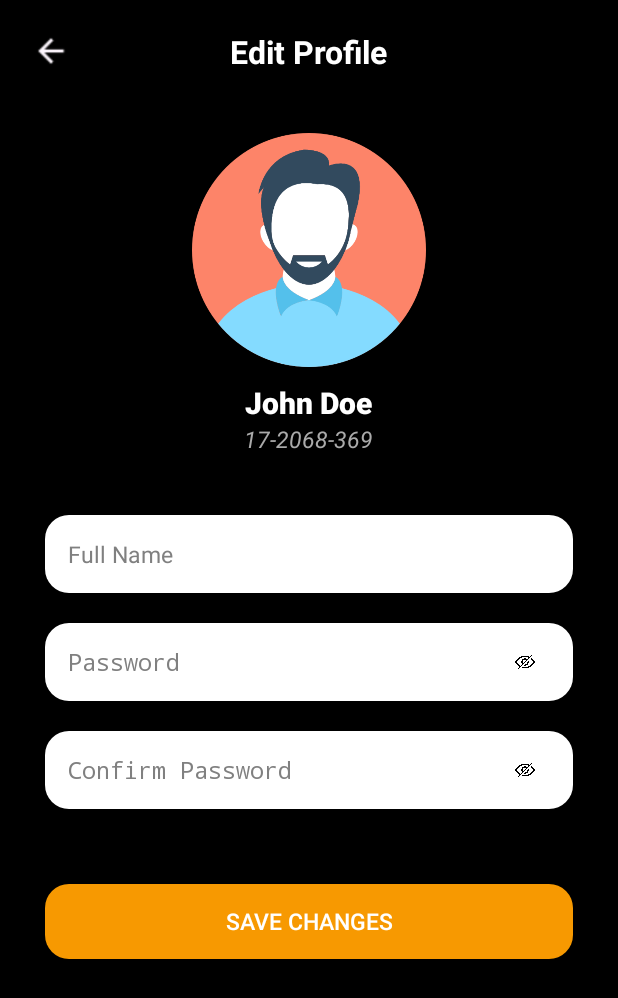
After one commit to jangkayl/WildCanteen, an Android app: the EditProfileActivity screen opened directly, with no data from a screen before it, on a phone screen of 412 x 824 dp. The commit adds this screen. Shown: the top 998 px of the screen. Run offline under Robolectric (Android 15) with nearby library versions, the phone set to English and light mode, and no system bars.

Commit message:
added profile page

```diff
--- a/app/src/main/AndroidManifest.xml
+++ b/app/src/main/AndroidManifest.xml
@@ -1,5 +1,4 @@
-<?xml version="1.0" encoding="utf-8"?>
-<manifest xmlns:android="http://schemas.android.com/apk/res/android"
+<?xml version="1.0" encoding="utf-8"?><manifest xmlns:android="http://schemas.android.com/apk/res/android"
 xmlns:tools="http://schemas.android.com/tools">
 
 <application
@@ -12,9 +11,6 @@
     android:supportsRtl="true"
     android:theme="@style/Theme.WildCanteen"
     tools:targetApi="31">
-        <activity
-            android:name=".SplashScreenActivity"
-            android:exported="false" />
     <activity
         android:name=".RegisterActivity"
         android:exported="false" />
@@ -44,14 +40,9 @@
         android:theme="@android:style/Theme.Translucent.NoTitleBar" />
     <activity android:name=".DevelopersActivity" />
     <activity
-            android:name=".SplashScreenActivity"
-            android:exported="true"
-            android:theme="@style/Theme.MyApp.Splash">
-            <intent-filter>
-                <action android:name="android.intent.action.MAIN" />
-                <category android:name="android.intent.category.LAUNCHER" />
-            </intent-filter>
-        </activity>
+        android:name="cit.edu.wildcanteen.EditProfileActivity"
+        android:exported="false"
+        />
 
 </application>
 
--- /dev/null
+++ b/app/src/main/java/cit/edu/wildcanteen/EditProfileActivity.kt
@@ -0,0 +1,21 @@
+package cit.edu.wildcanteen
+
+import android.app.Activity
+import android.content.Intent
+import android.media.Image
+import android.os.Bundle
+import android.widget.Button
+import android.widget.ImageView
+
+class EditProfileActivity : Activity() {
+    override fun onCreate(savedInstanceState: Bundle?) {
+        super.onCreate(savedInstanceState)
+        setContentView(R.layout.profile_page)
+
+        val backImage = findViewById<ImageView>(R.id.editProfile_back)
+        backImage.setOnClickListener {
+            finish()
+        }
+
+    }
+}
--- a/app/src/main/java/cit/edu/wildcanteen/SettingsActivity.kt
+++ b/app/src/main/java/cit/edu/wildcanteen/SettingsActivity.kt
@@ -6,6 +6,7 @@ import android.media.Image
 import android.os.Bundle
 import android.widget.Button
 import android.widget.ImageView
+import android.widget.TextView
 
 class SettingsActivity : Activity() {
     override fun onCreate(savedInstanceState: Bundle?) {
@@ -15,6 +16,12 @@ class SettingsActivity : Activity() {
         val logoutButton = findViewById<Button>(R.id.logout_button)
         logoutButton.setOnClickListener {
             val intent = Intent(this, LogoutActivity::class.java)
+            startActivity(intent)
+        }
+
+        val editProfileButton = findViewById<Button>(R.id.editProfile_button)
+        editProfileButton.setOnClickListener {
+            val intent = Intent(this, EditProfileActivity::class.java)
             startActivity(intent)
         }
 
--- a/app/src/main/java/cit/edu/wildcanteen/SplashScreenActivity.kt
+++ /dev/null
@@ -1,18 +0,0 @@
-package cit.edu.wildcanteen
-
-import android.app.Activity
-import android.content.Intent
-import android.os.Bundle
-import androidx.activity.enableEdgeToEdge
-import androidx.appcompat.app.AppCompatActivity
-import androidx.core.view.ViewCompat
-import androidx.core.view.WindowInsetsCompat
-
-class SplashScreenActivity : Activity() {
-    override fun onCreate(savedInstanceState: Bundle?) {
-        super.onCreate(savedInstanceState)
-
-        startActivity(Intent(this, LoginActivity::class.java))
-        finish()
-    }
-}
--- a/app/src/main/res/layout/activity_splash_screen.xml
+++ /dev/null
@@ -1,10 +0,0 @@
-<?xml version="1.0" encoding="utf-8"?>
-<androidx.constraintlayout.widget.ConstraintLayout xmlns:android="http://schemas.android.com/apk/res/android"
-    xmlns:app="http://schemas.android.com/apk/res-auto"
-    xmlns:tools="http://schemas.android.com/tools"
-    android:id="@+id/main"
-    android:layout_width="match_parent"
-    android:layout_height="match_parent"
-    tools:context=".SplashScreenActivity">
-
-</androidx.constraintlayout.widget.ConstraintLayout>
--- /dev/null
+++ b/app/src/main/res/layout/profile_page.xml
@@ -0,0 +1,162 @@
+<?xml version="1.0" encoding="utf-8"?>
+<LinearLayout xmlns:android="http://schemas.android.com/apk/res/android"
+    android:orientation="vertical"
+    android:layout_width="match_parent"
+    android:layout_height="match_parent"
+    android:background="@color/black">
+
+    <RelativeLayout
+        android:layout_width="match_parent"
+        android:layout_height="wrap_content"
+        android:padding="20dp">
+
+        <ImageView
+            android:id="@+id/editProfile_back"
+            android:layout_width="25dp"
+            android:layout_height="25dp"
+            android:src="@drawable/back_arrow"
+            android:layout_alignParentStart="true"
+            android:layout_marginStart="1dp"
+            android:layout_centerVertical="true"/>
+        <TextView
+            android:id="@+id/title"
+            android:layout_width="wrap_content"
+            android:layout_height="wrap_content"
+            android:text="Edit Profile"
+            android:textColor="@color/white"
+            android:textStyle="bold"
+            android:textSize="21dp"
+            android:layout_centerInParent="true"/>
+
+    </RelativeLayout>
+
+    <LinearLayout
+        android:layout_width="match_parent"
+        android:layout_height="wrap_content"
+        android:orientation="vertical"
+        android:gravity="center_horizontal"
+        android:paddingVertical="20dp">
+
+        <ImageView
+            android:layout_width="156dp"
+            android:layout_height="156dp"
+            android:layout_gravity="center_horizontal"
+            android:layout_marginBottom="10dp"
+            android:src="@drawable/hd_user" />
+
+        <TextView
+            android:layout_width="wrap_content"
+            android:layout_height="wrap_content"
+            android:text="John Doe"
+            android:textSize="20dp"
+            android:fontFamily="sans-serif-black"
+            android:textAlignment="center"
+            android:layout_gravity="center_horizontal"
+            android:textColor="@color/white"/>
+        <TextView
+            android:layout_width="wrap_content"
+            android:layout_height="wrap_content"
+            android:text="17-2068-369"
+            android:textSize="15dp"
+            android:textStyle="italic"
+            android:textAlignment="center"
+            android:layout_gravity="center_horizontal"
+            android:textColor="@android:color/darker_gray"/>
+    </LinearLayout>
+
+    <LinearLayout
+        android:layout_width="match_parent"
+        android:layout_height="wrap_content"
+        android:orientation="vertical">
+
+        <EditText
+            android:layout_width="match_parent"
+            android:layout_height="wrap_content"
+            android:layout_marginHorizontal="30dp"
+            android:layout_marginTop="20dp"
+            android:padding="15dp"
+            android:textSize="15dp"
+            android:textColorHint="#808080"
+            android:background="@drawable/rounded_drawable"
+            android:hint="Full Name"
+            android:backgroundTint="@color/white"
+            android:id="@+id/fullName"/>
+
+        <FrameLayout
+            android:layout_width="match_parent"
+            android:layout_height="wrap_content"
+            android:layout_marginHorizontal="30dp"
+            android:layout_marginTop="20dp">
+
+            <EditText
+                android:id="@+id/password"
+                android:layout_width="match_parent"
+                android:layout_height="wrap_content"
+                android:paddingEnd="50dp"
+                android:padding="15dp"
+                android:textSize="15dp"
+                android:textColorHint="#808080"
+                android:background="@drawable/rounded_drawable"
+                android:hint="Password"
+                android:inputType="textPassword"/>
+
+            <ImageView
+                android:id="@+id/togglePassword"
+                android:layout_width="24dp"
+                android:layout_height="24dp"
+                android:layout_gravity="end|center_vertical"
+                android:layout_marginEnd="20dp"
+                android:clickable="true"
+                android:focusable="true"
+                android:padding="5dp"
+                android:src="@drawable/hide"/>
+        </FrameLayout>
+
+        <FrameLayout
+            android:layout_width="match_parent"
+            android:layout_height="wrap_content"
+            android:layout_marginHorizontal="30dp"
+            android:layout_marginTop="20dp">
+
+            <EditText
+                android:id="@+id/confirmPassword"
+                android:layout_width="match_parent"
+                android:layout_height="wrap_content"
+                android:paddingEnd="50dp"
+                android:padding="15dp"
+                android:textSize="15dp"
+                android:textColorHint="#808080"
+                android:background="@drawable/rounded_drawable"
+                android:hint="Confirm Password"
+                android:inputType="textPassword"/>
+
+            <ImageView
+                android:id="@+id/toggleConfirmPassword"
+                android:layout_width="24dp"
+                android:layout_height="24dp"
+                android:layout_gravity="end|center_vertical"
+                android:layout_marginEnd="20dp"
+                android:clickable="true"
+                android:focusable="true"
+                android:padding="5dp"
+                android:src="@drawable/hide"/>
+        </FrameLayout>
+
+        <Button
+            android:id="@+id/loginButton"
+            android:layout_width="match_parent"
+            android:layout_height="50dp"
+            android:text="SAVE CHANGES"
+            android:textSize="15dp"
+            android:layout_marginHorizontal="30dp"
+            android:background="@drawable/rounded_drawable"
+            android:backgroundTint="#F79901"
+            android:textColor="@color/white"
+            android:layout_marginTop="50dp"
+            android:paddingVertical="10dp"
+            android:textAllCaps="false"/>
+
+    </LinearLayout>
+
+
+</LinearLayout>
--- a/app/src/main/res/layout/settings_page.xml
+++ b/app/src/main/res/layout/settings_page.xml
@@ -72,6 +72,7 @@
         android:paddingHorizontal="30dp">
 
         <Button
+            android:id="@+id/editProfile_button"
             android:layout_width="match_parent"
             android:layout_height="wrap_content"
             android:background="@drawable/rounded_drawable"
```
Lines whose indentation alone changed are shown as unchanged.
